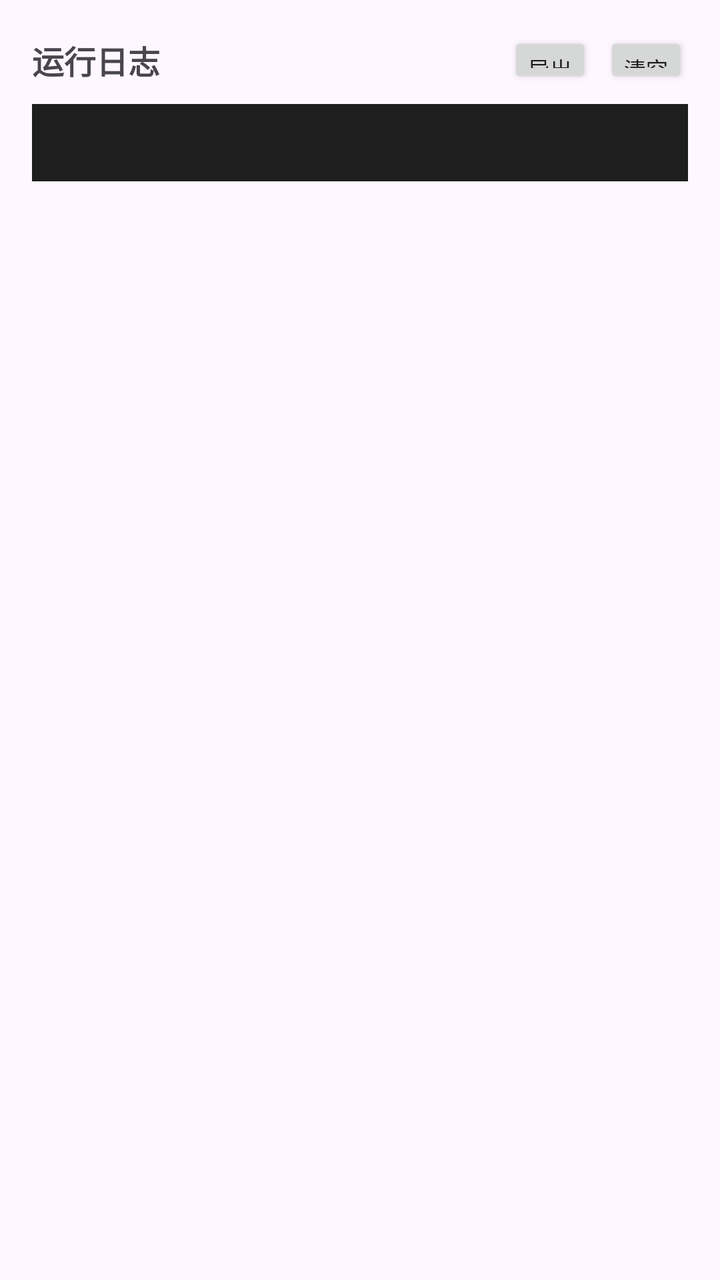
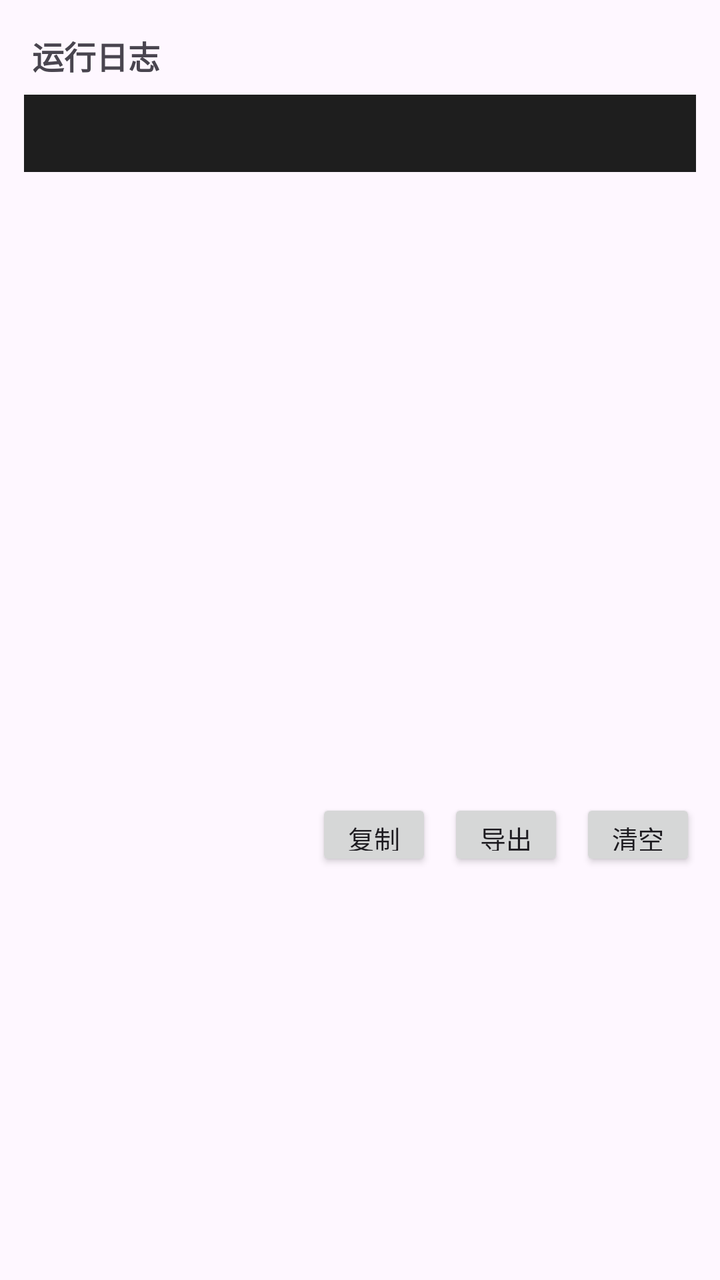

An Android layout rendered at two revisions. The XML below is the earlier revision; the diff shows what the commit changed to produce the second picture.
<!-- AndroidManifest.xml: application theme Theme.AvList -->
<!-- res/layout/dialog_log.xml -->
<?xml version="1.0" encoding="utf-8"?>
<LinearLayout
    xmlns:android="http://schemas.android.com/apk/res/android"
    android:layout_width="match_parent"
    android:layout_height="wrap_content"
    android:orientation="vertical"
    android:padding="16dp">

    <LinearLayout
        android:layout_width="match_parent"
        android:layout_height="wrap_content"
        android:orientation="horizontal"
        android:layout_marginBottom="8dp"
        android:gravity="center_vertical">

        <TextView
            android:layout_width="0dp"
            android:layout_height="wrap_content"
            android:layout_weight="1"
            android:text="运行日志"
            android:textSize="16sp"
            android:textStyle="bold"/>

        <androidx.appcompat.widget.AppCompatButton
            android:id="@+id/btnExportLog"
            android:layout_width="wrap_content"
            android:layout_height="28dp"
            android:text="导出"
            android:textSize="11sp"
            android:minWidth="0dp"
            android:minHeight="0dp"
            android:paddingStart="10dp"
            android:paddingEnd="10dp"/>

        <androidx.appcompat.widget.AppCompatButton
            android:id="@+id/btnClearLog"
            android:layout_width="wrap_content"
            android:layout_height="28dp"
            android:text="清空"
            android:textSize="11sp"
            android:minWidth="0dp"
            android:minHeight="0dp"
            android:paddingStart="10dp"
            android:paddingEnd="10dp"
            android:layout_marginStart="6dp"/>
    </LinearLayout>

    <ScrollView
        android:layout_width="match_parent"
        android:layout_height="400dp">

        <TextView
            android:id="@+id/tvLog"
            android:layout_width="match_parent"
            android:layout_height="wrap_content"
            android:textSize="11sp"
            android:fontFamily="monospace"
            android:textColor="#CCCCCC"
            android:background="#1E1E1E"
            android:padding="12dp"
            android:lineSpacingExtra="2dp"
            android:textIsSelectable="true"/>
    </ScrollView>

</LinearLayout>
<!-- resources referenced by this layout -->
<resources>
  <style name="Theme.AvList" parent="Base.Theme.AvList" />
  <style name="Base.Theme.AvList" parent="Theme.Material3.DayNight.NoActionBar">
          
          
      </style>
</resources>

<!-- the commit's change to res/layout/dialog_log.xml (unified diff, before → after) -->
@@ -3,51 +3,23 @@
     xmlns:android="http://schemas.android.com/apk/res/android"
     android:layout_width="match_parent"
     android:layout_height="wrap_content"
-    android:orientation="vertical"
-    android:padding="16dp">
+    android:orientation="vertical">
 
-    <LinearLayout
-        android:layout_width="match_parent"
+    <TextView
+        android:layout_width="wrap_content"
         android:layout_height="wrap_content"
-        android:orientation="horizontal"
-        android:layout_marginBottom="8dp"
-        android:gravity="center_vertical">
-
-        <TextView
-            android:layout_width="0dp"
-            android:layout_height="wrap_content"
-            android:layout_weight="1"
-            android:text="运行日志"
-            android:textSize="16sp"
-            android:textStyle="bold"/>
-
-        <androidx.appcompat.widget.AppCompatButton
-            android:id="@+id/btnExportLog"
-            android:layout_width="wrap_content"
-            android:layout_height="28dp"
-            android:text="导出"
-            android:textSize="11sp"
-            android:minWidth="0dp"
-            android:minHeight="0dp"
-            android:paddingStart="10dp"
-            android:paddingEnd="10dp"/>
-
-        <androidx.appcompat.widget.AppCompatButton
-            android:id="@+id/btnClearLog"
-            android:layout_width="wrap_content"
-            android:layout_height="28dp"
-            android:text="清空"
-            android:textSize="11sp"
-            android:minWidth="0dp"
-            android:minHeight="0dp"
-            android:paddingStart="10dp"
-            android:paddingEnd="10dp"
-            android:layout_marginStart="6dp"/>
-    </LinearLayout>
+        android:text="运行日志"
+        android:textSize="16sp"
+        android:textStyle="bold"
+        android:layout_marginStart="16dp"
+        android:layout_marginTop="16dp"
+        android:layout_marginBottom="8dp"/>
 
     <ScrollView
         android:layout_width="match_parent"
-        android:layout_height="400dp">
+        android:layout_height="340dp"
+        android:layout_marginStart="12dp"
+        android:layout_marginEnd="12dp">
 
         <TextView
             android:id="@+id/tvLog"
@@ -62,4 +34,47 @@
             android:textIsSelectable="true"/>
     </ScrollView>
 
+    <LinearLayout
+        android:layout_width="match_parent"
+        android:layout_height="wrap_content"
+        android:orientation="horizontal"
+        android:gravity="end"
+        android:padding="12dp">
+
+        <androidx.appcompat.widget.AppCompatButton
+            android:id="@+id/btnCopyLog"
+            android:layout_width="wrap_content"
+            android:layout_height="36dp"
+            android:text="复制"
+            android:textSize="13sp"
+            android:minWidth="0dp"
+            android:minHeight="0dp"
+            android:paddingStart="16dp"
+            android:paddingEnd="16dp"
+            android:layout_marginEnd="8dp"/>
+
+        <androidx.appcompat.widget.AppCompatButton
+            android:id="@+id/btnExportLog"
+            android:layout_width="wrap_content"
+            android:layout_height="36dp"
+            android:text="导出"
+            android:textSize="13sp"
+            android:minWidth="0dp"
+            android:minHeight="0dp"
+            android:paddingStart="16dp"
+            android:paddingEnd="16dp"
+            android:layout_marginEnd="8dp"/>
+
+        <androidx.appcompat.widget.AppCompatButton
+            android:id="@+id/btnClearLog"
+            android:layout_width="wrap_content"
+            android:layout_height="36dp"
+            android:text="清空"
+            android:textSize="13sp"
+            android:minWidth="0dp"
+            android:minHeight="0dp"
+            android:paddingStart="16dp"
+            android:paddingEnd="16dp"/>
+    </LinearLayout>
+
 </LinearLayout>
